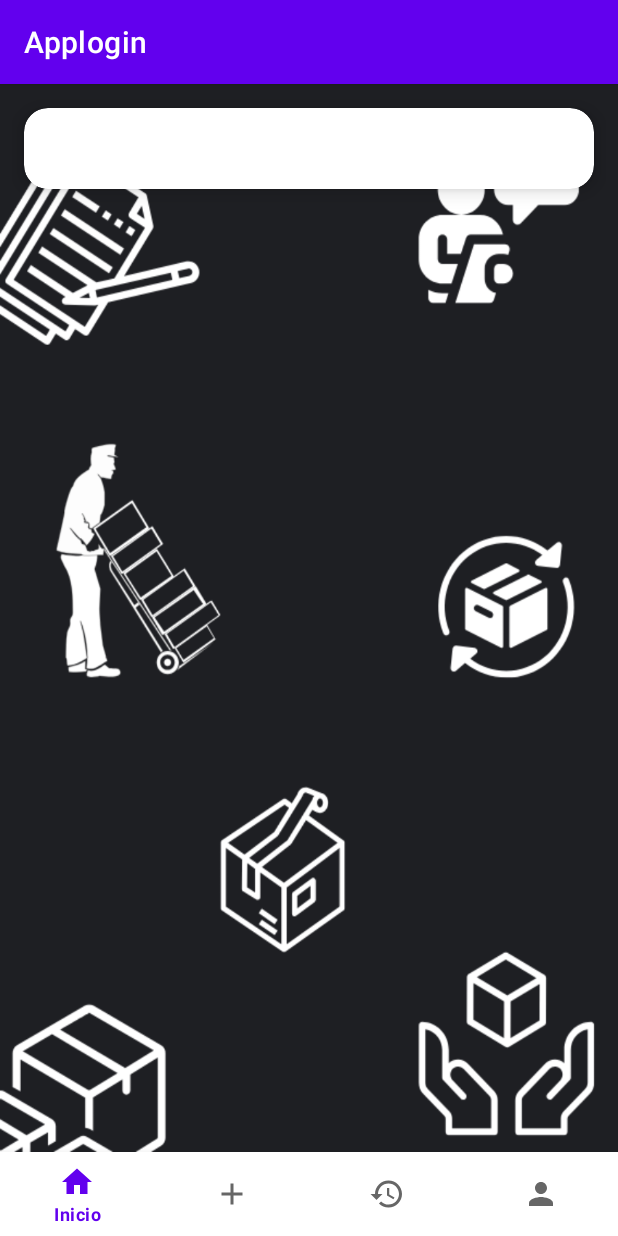
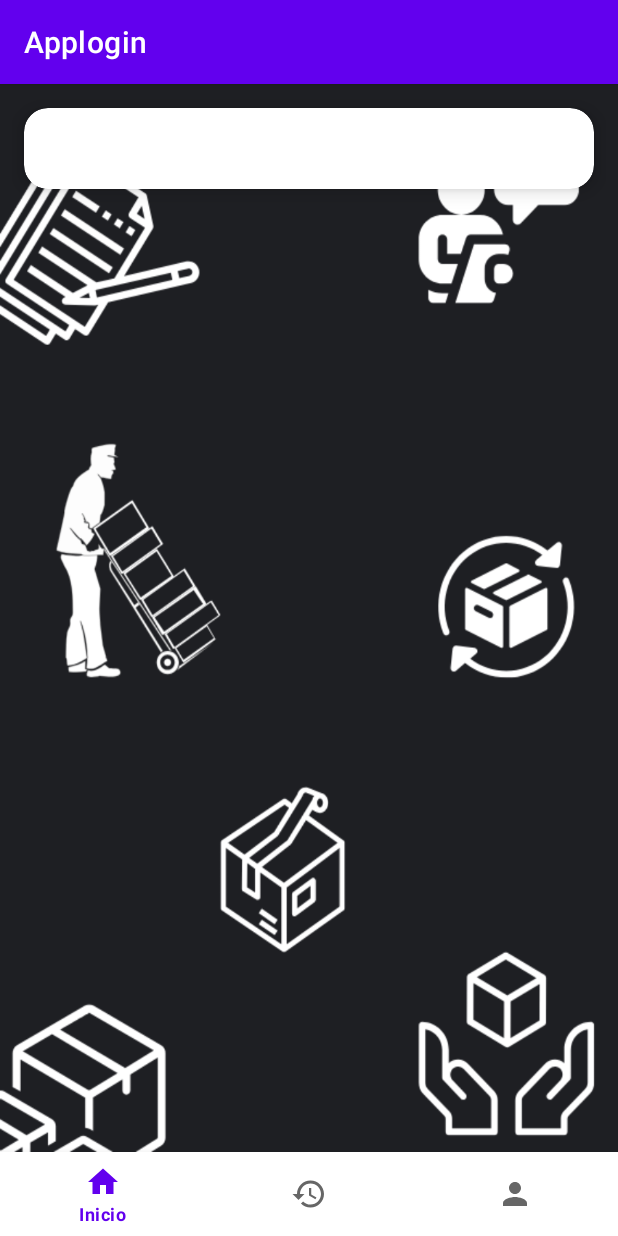
Before and after one commit to xdluisNN/Applogin2025, an Android app: the HomeActivity screen opened directly, with no data from a screen before it, after a tap on "PAQUETERÍA", on a phone screen of 412 x 824 dp. Run offline under Robolectric (Android 15) with nearby library versions, the phone set to English and light mode, and no system bars; our stand-ins replace Firebase (no records; nobody signed in at launch, a user with empty details on screens opened directly).

Commit message:
Mas cambios e

```diff
--- a/app/src/main/java/com/luis/applogin/HomeActivity.kt
+++ b/app/src/main/java/com/luis/applogin/HomeActivity.kt
@@ -6,9 +6,11 @@
 import androidx.fragment.app.Fragment
 import com.google.android.material.bottomnavigation.BottomNavigationView
 import androidx.activity.OnBackPressedCallback
+import com.google.android.material.navigation.NavigationBarView
+import com.google.firebase.auth.FirebaseAuth
+import com.google.firebase.firestore.FirebaseFirestore
 
-
-enum class ProviderType{
+enum class ProviderType {
     BASIC
 }
 
@@ -25,6 +27,28 @@
         provider = intent.getStringExtra("provider") ?: ""
 
         val bottomNav = findViewById<BottomNavigationView>(R.id.bottom_navigation)
+
+        // Ocultar "Agregar" por defecto
+        bottomNav.menu.findItem(R.id.nav_agregar).isVisible = false
+
+        // Forzar que solo se muestre el texto del ítem seleccionado
+        bottomNav.labelVisibilityMode = NavigationBarView.LABEL_VISIBILITY_SELECTED
+
+        // Verificar rol del usuario
+        val currentUser = FirebaseAuth.getInstance().currentUser
+        currentUser?.uid?.let { uid ->
+            val db = FirebaseFirestore.getInstance()
+            db.collection("trabajador").document(uid).get()
+                .addOnSuccessListener { document ->
+                    if (document.exists()) {
+                        val rol = document.getString("rol")
+                        if (rol == "Administrador") {
+                            // Mostrar el ítem solo si es administrador
+                            bottomNav.menu.findItem(R.id.nav_agregar).isVisible = true
+                        }
+                    }
+                }
+        }
 
         // Cargar fragmento por defecto
         openFragment(InicioFragment())
@@ -54,7 +78,6 @@
                 showExitConfirmation()
             }
         })
-
     }
 
     private fun showExitConfirmation() {
--- a/app/src/main/java/com/luis/applogin/InicioFragment.kt
+++ b/app/src/main/java/com/luis/applogin/InicioFragment.kt
@@ -6,6 +6,8 @@
 import android.view.View
 import android.view.ViewGroup
 import android.widget.LinearLayout
+import com.google.firebase.auth.FirebaseAuth
+import com.google.firebase.firestore.FirebaseFirestore
 
 class InicioFragment : Fragment() {
 
@@ -33,12 +35,29 @@
                 .commit()
         }
 
-        view.findViewById<LinearLayout>(R.id.btnSistemas).setOnClickListener {
-            parentFragmentManager.beginTransaction()
-                .replace(R.id.fragment_container, SistemasFragment())
-                .commit()
+        val btnSistemas = view.findViewById<LinearLayout>(R.id.btnSistemas)
+
+        // Ocultar por defecto
+        btnSistemas.visibility = View.GONE
+
+        val currentUser = FirebaseAuth.getInstance().currentUser
+        currentUser?.uid?.let { uid ->
+            val db = FirebaseFirestore.getInstance()
+            db.collection("trabajador").document(uid).get()
+                .addOnSuccessListener { document ->
+                    if (document.exists()) {
+                        val rol = document.getString("rol")
+                        if (rol == "Administrador") {
+                            // Mostrar y activar el botón solo si es administrador
+                            btnSistemas.visibility = View.VISIBLE
+                            btnSistemas.setOnClickListener {
+                                parentFragmentManager.beginTransaction()
+                                    .replace(R.id.fragment_container, SistemasFragment())
+                                    .commit()
+                            }
+                        }
+                    }
+                }
         }
     }
-
-
 }
```
